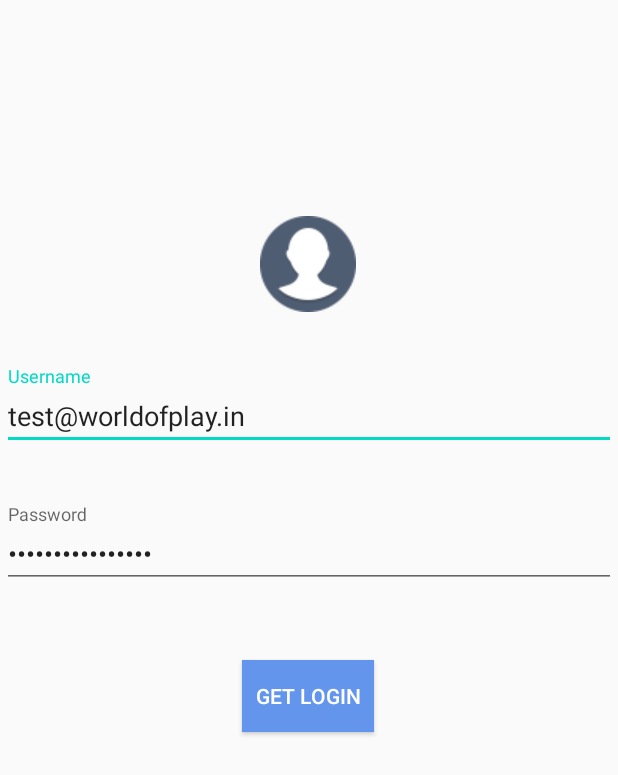
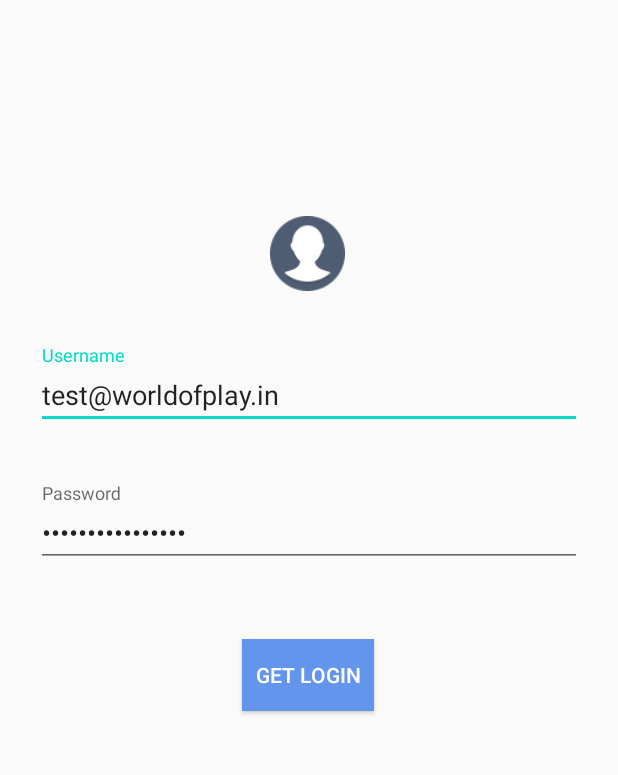
Before and after one commit to malisuraj7833/AssignmentWOP, an Android app: the screen it shows after launch (MainActivity), on a phone screen of 412 x 824 dp. Shown: the top 775 px of the screen. Run offline under Robolectric (Android 15) with nearby library versions, the phone set to English and light mode, and no system bars.

Commit message:
UI and images changes

```diff
--- a/app/src/main/res/layout/dashboard_fragment.xml
+++ b/app/src/main/res/layout/dashboard_fragment.xml
@@ -8,8 +8,8 @@
 
     <ImageView
         android:id="@+id/imageView"
-        android:layout_width="wrap_content"
-        android:layout_height="wrap_content"
+        android:layout_width="50dp"
+        android:layout_height="50dp"
         android:layout_marginTop="20dp"
         android:layout_marginBottom="19dp"
         app:layout_constraintEnd_toEndOf="parent"
--- a/app/src/main/res/layout/main_fragment.xml
+++ b/app/src/main/res/layout/main_fragment.xml
@@ -9,8 +9,8 @@
 
     <ImageView
         android:id="@+id/imageView2"
-        android:layout_width="wrap_content"
-        android:layout_height="wrap_content"
+        android:layout_width="50dp"
+        android:layout_height="50dp"
         android:layout_marginTop="144dp"
         android:src="@drawable/icon_profle"
         app:layout_constraintEnd_toEndOf="parent"
@@ -20,11 +20,11 @@
 
     <com.google.android.material.textfield.TextInputLayout
         android:id="@+id/textInputLayout2"
-        android:layout_width="409dp"
+        android:layout_width="0dp"
         android:layout_height="wrap_content"
-        android:layout_marginStart="20dp"
+        android:layout_marginStart="24dp"
         android:layout_marginTop="36dp"
-        android:layout_marginEnd="20dp"
+        android:layout_marginEnd="24dp"
         app:layout_constraintEnd_toEndOf="parent"
         app:layout_constraintStart_toStartOf="parent"
         app:layout_constraintTop_toBottomOf="@+id/imageView2">
@@ -40,11 +40,11 @@
 
     <com.google.android.material.textfield.TextInputLayout
         android:id="@+id/textInputLayout4"
-        android:layout_width="409dp"
+        android:layout_width="0dp"
         android:layout_height="wrap_content"
-        android:layout_marginStart="20dp"
+        android:layout_marginStart="24dp"
         android:layout_marginTop="36dp"
-        android:layout_marginEnd="20dp"
+        android:layout_marginEnd="24dp"
         app:layout_constraintEnd_toEndOf="parent"
         app:layout_constraintStart_toStartOf="parent"
         app:layout_constraintTop_toBottomOf="@+id/textInputLayout2">
```
Also changed, not shown: app/src/main/res/drawable-hdpi/icon_profle.png (renamed from app/src/main/res/drawable/icon_profle.png), app/src/main/res/drawable-hdpi/icon_star.png (renamed from app/src/main/res/drawable/icon_star.png), app/src/main/res/drawable-hdpi/loading_blue.png (renamed from app/src/main/res/drawable/loading_blue.png), app/src/main/res/drawable-xhdpi/icon_profle.png (added), app/src/main/res/drawable-xhdpi/icon_star.png (added), app/src/main/res/drawable-xhdpi/loading_blue.png (added), app/src/main/res/drawable-xxhdpi/icon_profle.png (added), app/src/main/res/drawable-xxhdpi/icon_star.png (added), app/src/main/res/drawable-xxhdpi/loading_blue.png (added).
